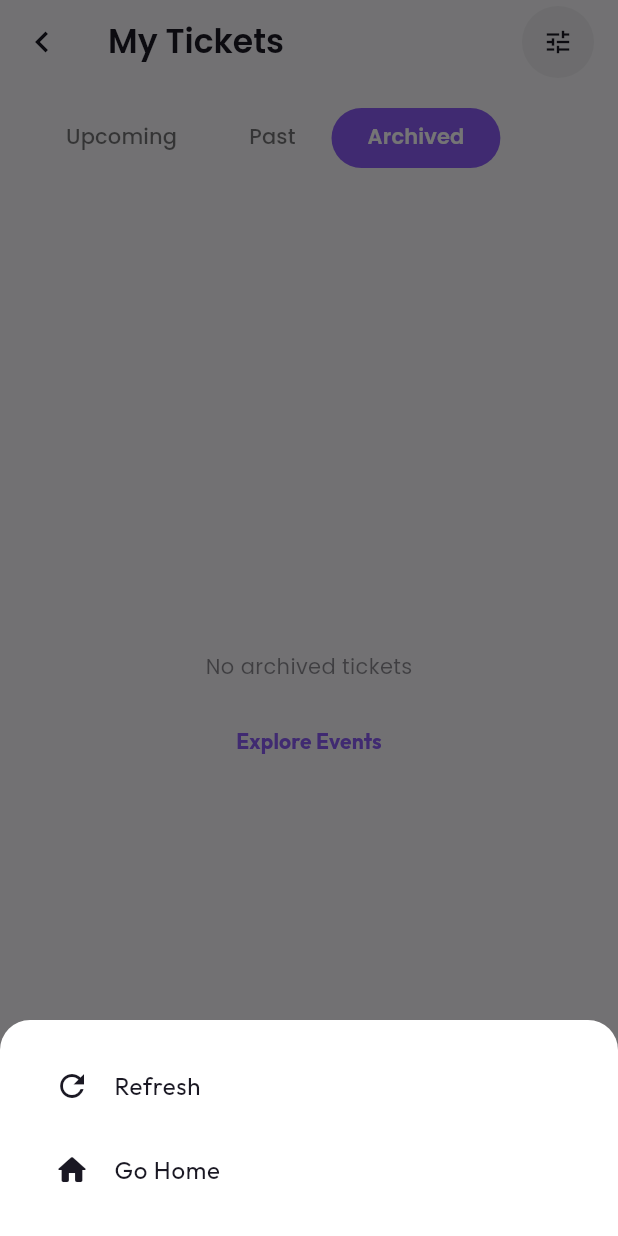
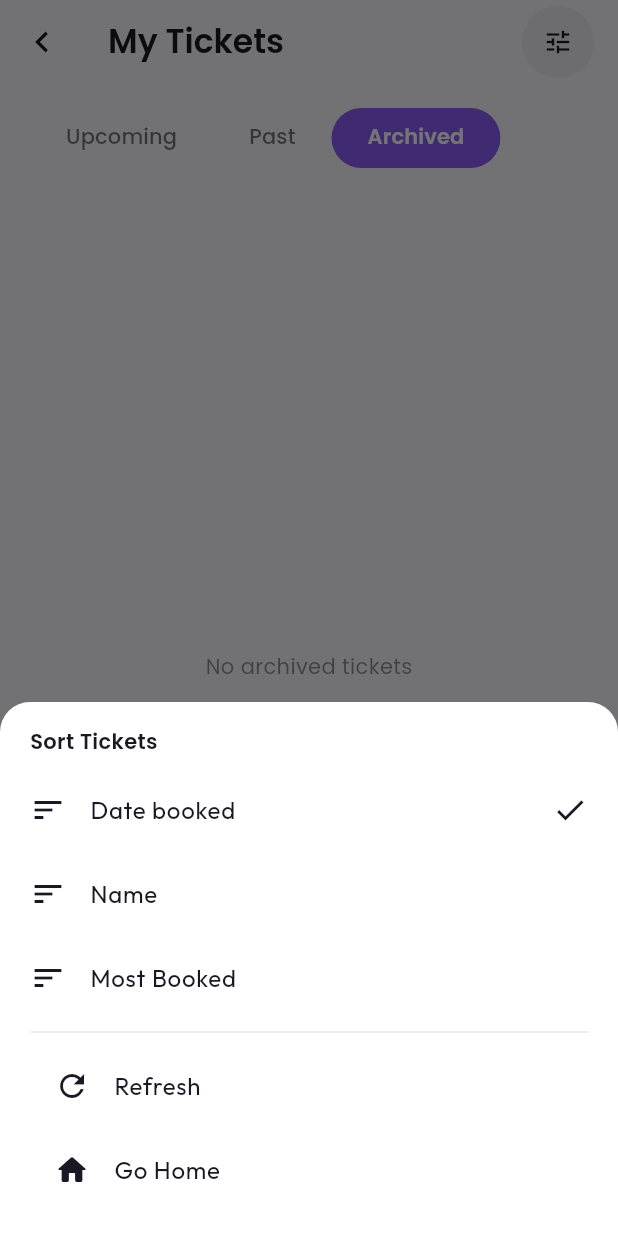
Before and after one commit to DawitFikad/kora-app, a Flutter app: the MyTicketsScreen screen opened by its route, tab 3 chosen, after a tap on the "tune" icon, on a phone screen of 412 x 824 dp. Run offline on Flutter 3.47's test engine with Material 3 defaults, Android fonts, the phone set to English and light mode, and no system bars; our stand-ins replace cached_network_image, connectivity_plus, dio, easy_localization, flutter_riverpod, go_router and 8 more; missing offline and left inert: mobile_scanner; accounts and stored records are empty; network calls fail; project files that could hold a hidden picture were left out.

Commit message:
Added sort options (Date, Name, Most Booked)

```diff
--- a/app/mobile/lib/features/tickets/presentation/my_tickets_screen.dart
+++ b/app/mobile/lib/features/tickets/presentation/my_tickets_screen.dart
@@ -20,6 +20,10 @@ final myTicketsProvider = FutureProvider.autoDispose<List<Ticket>>((ref) async {
   return service.getMyTickets();
 });
 
+enum TicketSort { date, name, mostBooked }
+
+final ticketSortProvider = StateProvider<TicketSort>((ref) => TicketSort.date);
+
 class MyTicketsScreen extends ConsumerStatefulWidget {
   const MyTicketsScreen({super.key});
 
@@ -31,6 +35,7 @@ class _MyTicketsScreenState extends ConsumerState<MyTicketsScreen> {
   bool _isNavigating = false;
 
   void _showMenu(BuildContext context, Color textColor, Color backgroundColor) {
+    final currentSort = ref.read(ticketSortProvider);
     showModalBottomSheet(
       context: context,
       backgroundColor: backgroundColor,
@@ -42,6 +47,36 @@ class _MyTicketsScreenState extends ConsumerState<MyTicketsScreen> {
         child: Column(
           mainAxisSize: MainAxisSize.min,
           children: [
+            Align(
+              alignment: Alignment.centerLeft,
+              child: Text(
+                "Sort Tickets",
+                style: GoogleFonts.poppins(color: textColor, fontWeight: FontWeight.w600, fontSize: 14),
+              ),
+            ),
+            const SizedBox(height: 8),
+            _buildSortTile(
+              context,
+              label: "Date booked",
+              value: TicketSort.date,
+              current: currentSort,
+              textColor: textColor,
+            ),
+            _buildSortTile(
+              context,
+              label: "Name",
+              value: TicketSort.name,
+              current: currentSort,
+              textColor: textColor,
+            ),
+            _buildSortTile(
+              context,
+              label: "Most Booked",
+              value: TicketSort.mostBooked,
+              current: currentSort,
+              textColor: textColor,
+            ),
+            Divider(color: textColor.withOpacity(0.1)),
             ListTile(
               leading: Icon(Icons.refresh, color: textColor),
               title: Text("Refresh", style: TextStyle(color: textColor)),
@@ -61,6 +96,26 @@ class _MyTicketsScreenState extends ConsumerState<MyTicketsScreen> {
           ],
         ),
       ),
+    );
+  }
+
+  Widget _buildSortTile(
+    BuildContext context, {
+    required String label,
+    required TicketSort value,
+    required TicketSort current,
+    required Color textColor,
+  }) {
+    final isSelected = value == current;
+    return ListTile(
+      contentPadding: EdgeInsets.zero,
+      leading: Icon(Icons.sort, color: textColor),
+      title: Text(label, style: TextStyle(color: textColor)),
+      trailing: isSelected ? Icon(Icons.check, color: textColor) : null,
+      onTap: () {
+        ref.read(ticketSortProvider.notifier).state = value;
+        Navigator.pop(context);
+      },
     );
   }
 
@@ -217,6 +272,7 @@ class _TicketsListView extends StatelessWidget {
   @override
   Widget build(BuildContext context) {
     final ticketsAsync = ref.watch(myTicketsProvider);
+    final sort = ref.watch(ticketSortProvider);
 
     return RefreshIndicator(
       onRefresh: () async => ref.refresh(myTicketsProvider),
@@ -235,6 +291,29 @@ class _TicketsListView extends StatelessWidget {
                return ticket.status == 'VALID' && (eventDate.isAfter(now) || isToday);
             }
           }).toList();
+
+          if (sort == TicketSort.mostBooked) {
+            final counts = <int, int>{};
+            for (final ticket in filteredTickets) {
+              counts[ticket.event.id] = (counts[ticket.event.id] ?? 0) + 1;
+            }
+            filteredTickets.sort((a, b) {
+              final countA = counts[a.event.id] ?? 0;
+              final countB = counts[b.event.id] ?? 0;
+              if (countA != countB) return countB.compareTo(countA);
+              final dateA = DateTime.parse(a.event.dateTime);
+              final dateB = DateTime.parse(b.event.dateTime);
+              return isPast ? dateB.compareTo(dateA) : dateA.compareTo(dateB);
+            });
+          } else if (sort == TicketSort.name) {
+            filteredTickets.sort((a, b) => a.event.title.toLowerCase().compareTo(b.event.title.toLowerCase()));
+          } else {
+            filteredTickets.sort((a, b) {
+              final dateA = a.createdAt;
+              final dateB = b.createdAt;
+              return isPast ? dateB.compareTo(dateA) : dateA.compareTo(dateB);
+            });
+          }
 
           if (filteredTickets.isEmpty) {
             return Center(
```
Also changed, not shown: app/mobile/lib/features/scanner/presentation/staff_management_screen.dart (+42 -15 lines).
